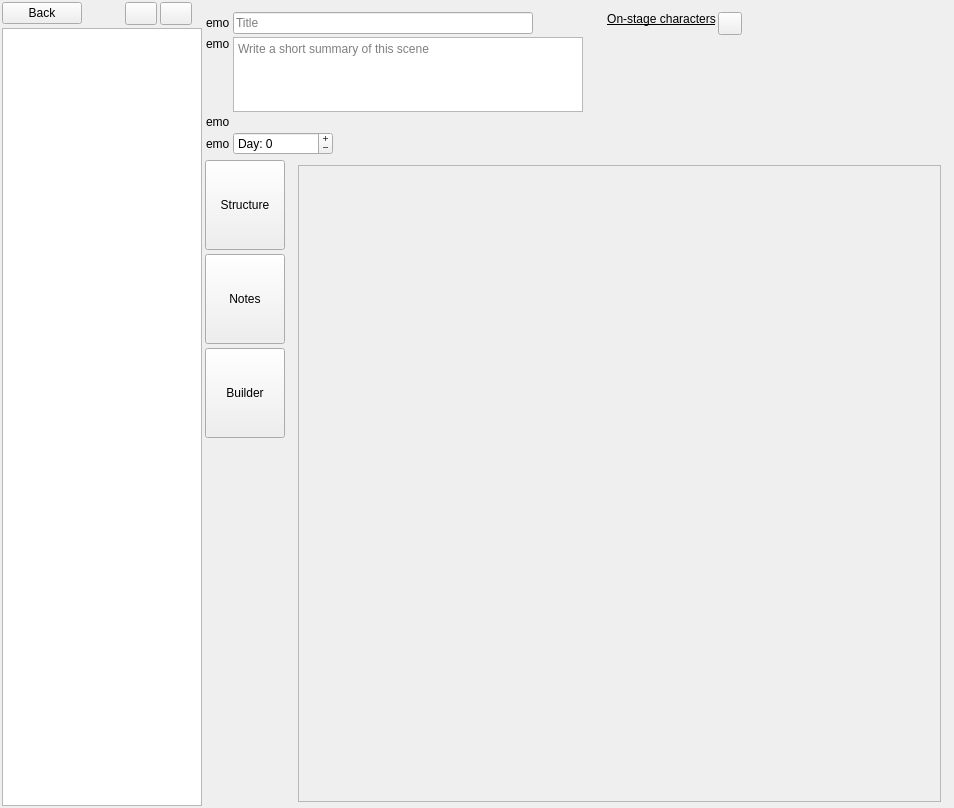
The window that ui/scene_editor.ui (zkovari/plotlyst) describes before a commit, drawn with Qt 5.
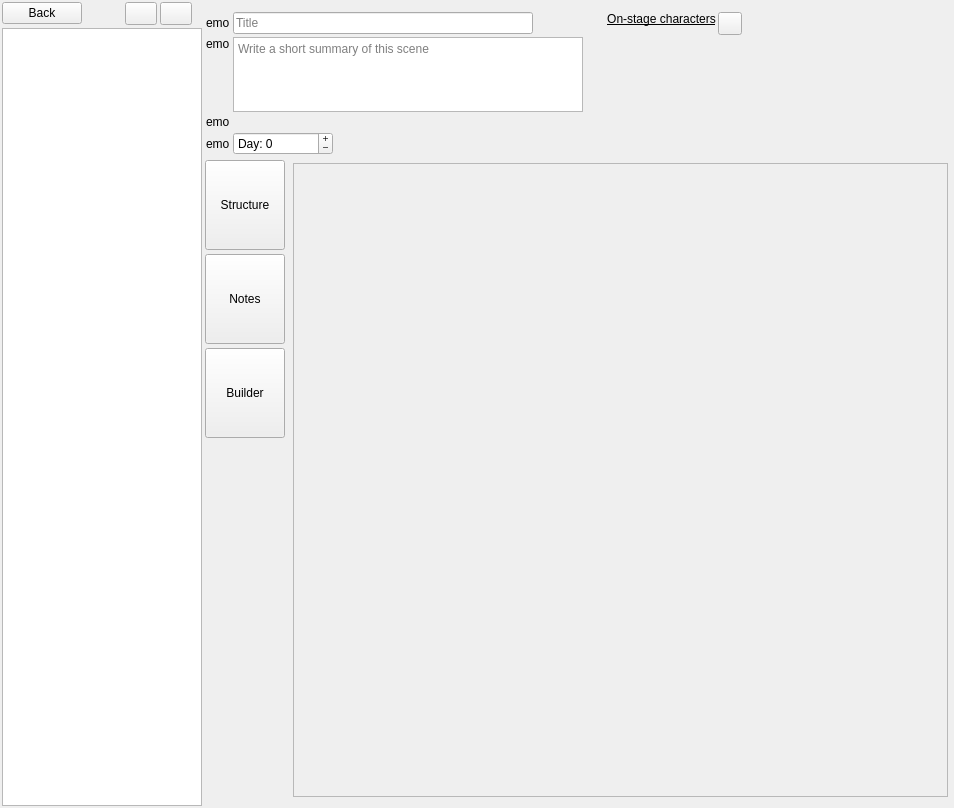
The same window after the commit. Custom widgets are drawn as their Qt base class.

Commit message: Select tags in scene editor

```diff
--- a/ui/scene_editor.ui
+++ b/ui/scene_editor.ui
@@ -682,58 +682,13 @@
             <number>3</number>
            </property>
            <property name="leftMargin">
-            <number>2</number>
+            <number>4</number>
            </property>
            <property name="topMargin">
             <number>3</number>
            </property>
            <property name="rightMargin">
-            <number>2</number>
-           </property>
-           <property name="bottomMargin">
-            <number>2</number>
-           </property>
-           <item>
-            <layout class="QHBoxLayout" name="horizontalLayout_9">
-             <property name="spacing">
-              <number>0</number>
-             </property>
-             <item>
-              <spacer name="horizontalSpacer_12">
-               <property name="orientation">
-                <enum>Qt::Horizontal</enum>
-               </property>
-               <property name="sizeType">
-                <enum>QSizePolicy::Preferred</enum>
-               </property>
-               <property name="sizeHint" stdset="0">
-                <size>
-                 <width>5</width>
-                 <height>20</height>
-                </size>
-               </property>
-              </spacer>
-             </item>
-             <item>
-              <widget class="QWidget" name="widget_2" native="true">
-               <property name="maximumSize">
-                <size>
-                 <width>16777215</width>
-                 <height>16777215</height>
-                </size>
-               </property>
-               <layout class="QVBoxLayout" name="verticalLayout_5">
-                <property name="spacing">
-                 <number>3</number>
-                </property>
-                <property name="leftMargin">
-                 <number>2</number>
-                </property>
-                <property name="topMargin">
-                 <number>2</number>
-                </property>
-                <property name="rightMargin">
-                 <number>2</number>
+            <number>4</number>
                 </property>
                 <property name="bottomMargin">
                  <number>2</number>
@@ -748,8 +703,8 @@
                     <rect>
                      <x>0</x>
                      <y>0</y>
-                     <width>730</width>
-                     <height>573</height>
+                <width>744</width>
+                <height>577</height>
                     </rect>
                    </property>
                    <layout class="QVBoxLayout" name="verticalLayout_16">
@@ -783,61 +738,31 @@
                  </widget>
                 </item>
                 <item>
-                 <layout class="QHBoxLayout" name="horizontalLayout_3"/>
-                </item>
-               </layout>
-              </widget>
-             </item>
-             <item>
-              <spacer name="horizontalSpacer_19">
-               <property name="orientation">
-                <enum>Qt::Horizontal</enum>
-               </property>
-               <property name="sizeType">
-                <enum>QSizePolicy::Preferred</enum>
-               </property>
-               <property name="sizeHint" stdset="0">
-                <size>
-                 <width>5</width>
-                 <height>20</height>
-                </size>
-               </property>
-              </spacer>
-             </item>
-             <item>
-              <widget class="QWidget" name="widget_3" native="true">
+            <widget class="QWidget" name="wdgTags" native="true">
                <property name="sizePolicy">
-                <sizepolicy hsizetype="Maximum" vsizetype="Preferred">
+              <sizepolicy hsizetype="Expanding" vsizetype="Maximum">
                  <horstretch>0</horstretch>
                  <verstretch>0</verstretch>
                 </sizepolicy>
                </property>
-               <property name="maximumSize">
-                <size>
-                 <width>16777215</width>
-                 <height>16777215</height>
-                </size>
-               </property>
-               <layout class="QVBoxLayout" name="verticalLayout_6">
+             <layout class="QVBoxLayout" name="verticalLayout_5">
                 <property name="spacing">
-                 <number>1</number>
+               <number>3</number>
                 </property>
                 <property name="leftMargin">
-                 <number>1</number>
+               <number>2</number>
                 </property>
                 <property name="topMargin">
-                 <number>1</number>
+               <number>2</number>
                 </property>
                 <property name="rightMargin">
-                 <number>1</number>
+               <number>2</number>
                 </property>
                 <property name="bottomMargin">
-                 <number>1</number>
+               <number>2</number>
                 </property>
                </layout>
               </widget>
-             </item>
-            </layout>
            </item>
           </layout>
          </widget>
```
Lines whose indentation alone changed are shown as unchanged. The commit also changes 3 other files.
